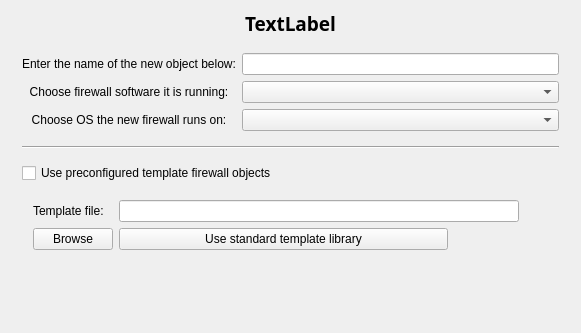
fwbuilder/fwbuilder, file src/gui/newfirewalldialog_q.ui: the form before one commit; both pictures show x 0 to 581 and y 0 to 333 of the 581 by 592 pixel window.
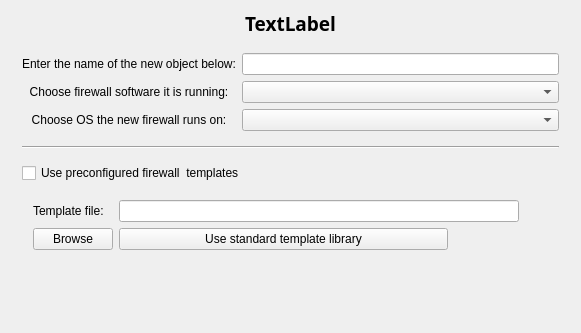
The form after the commit. Icons and pictures are not drawn. Custom widgets are drawn as their Qt base class.

Commit message: fixed #1758 change text in the first page of the new firewall wizard

The edit to the form file:
```diff
--- a/src/gui/newfirewalldialog_q.ui
+++ b/src/gui/newfirewalldialog_q.ui
@@ -134,7 +134,7 @@
        <item row="4" column="0" colspan="2">
         <widget class="QCheckBox" name="useTemplate">
          <property name="text">
-          <string>Use preconfigured template firewall objects</string>
+          <string>Use preconfigured firewall  templates</string>
          </property>
         </widget>
        </item>
```
The commit also changes 1 other file.
